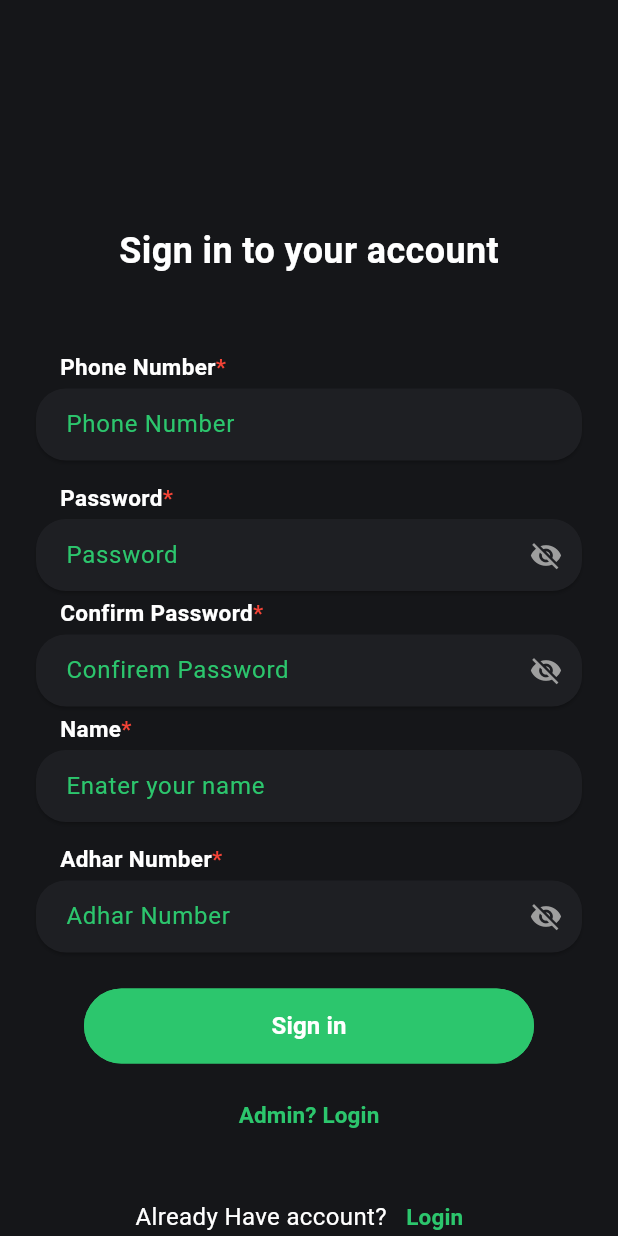
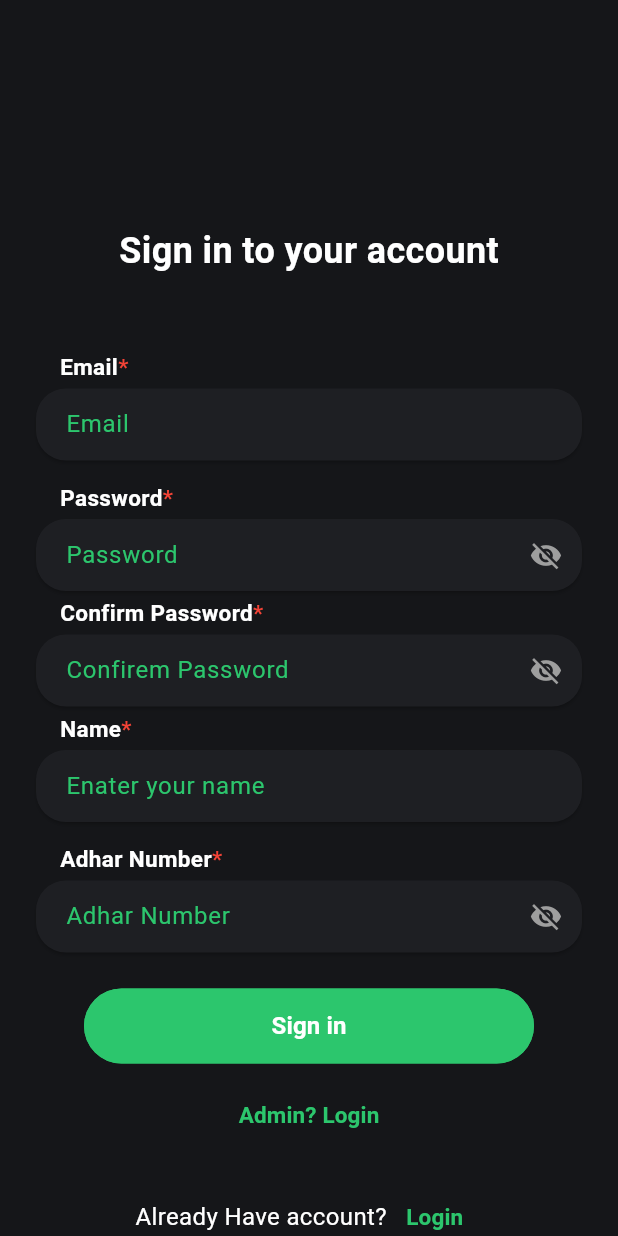
Before and after one commit to projecthubkerala/p15_dapp, a Flutter app: the screen it shows after launch, after a tap on "Sign up", on a phone screen of 412 x 824 dp. Run offline on Flutter 3.47's test engine with Material 2 defaults, Android fonts, the phone set to English and light mode, and no system bars; our stand-ins replace firebase_auth, firebase_core; missing offline and left inert: dart:ffi, web3dart; accounts and stored records are empty.

Commit message:
firebase_signup_added

```diff
--- /dev/null
+++ b/lib/auth.dart
@@ -0,0 +1,36 @@
+import 'dart:ffi';
+
+import 'package:firebase_auth/firebase_auth.dart';
+
+class Auth {
+  static FirebaseAuth _auth = FirebaseAuth.instance;
+  User? get currentUser => _auth.currentUser;
+  Stream<User?> get authStateChanges => _auth.authStateChanges();
+
+  static Future<UserCredential?> signIn(
+      {required String email, required String password}) async {
+    try {
+      return await _auth.signInWithEmailAndPassword(
+          email: email, password: password);
+    } catch (e) {
+      print(e.toString());
+      return null;
+    }
+  }
+
+  static Future<UserCredential?> createUser(
+      {required String email, required String password}) async {
+    try {
+      return await _auth.createUserWithEmailAndPassword(
+          email: email, password: password);
+
+    } catch (e) {
+      print(e.toString());
+      return null;
+    }
+  }
+
+  static Future<void> signOut() async {
+    await _auth.signOut();
+  }
+}
--- a/lib/login.dart
+++ b/lib/login.dart
@@ -14,10 +14,10 @@ class LoginScreen extends StatelessWidget {
   @override
   Widget build(BuildContext context) {
     return Scaffold(
-        backgroundColor: Color(0xFF151619),
+        backgroundColor: const Color(0xFF151619),
         body: ListView(
           children: [
-            SizedBox(
+            const SizedBox(
               height: 150,
             ),
             const Center(
@@ -26,7 +26,7 @@ class LoginScreen extends StatelessWidget {
               style: TextStyle(
                   fontSize: 24, color: Colors.white, fontWeight: FontWeight.w600),
             )),
-            SizedBox(
+            const SizedBox(
               height: 50,
             ),
             Padding(
@@ -35,10 +35,11 @@ class LoginScreen extends StatelessWidget {
                 children: [
                   Form(
                       key: _globalKey1,
-                      child:
-                          Column(crossAxisAlignment: CrossAxisAlignment.start, children: [
-                        Row(
-                          children: const [
+                      child:  Column(
+                          crossAxisAlignment: CrossAxisAlignment.start,
+                          children: [
+                            const Row(
+                              children: [
                                 SizedBox(
                                   width: 20,
                                 ),
@@ -61,12 +62,13 @@ class LoginScreen extends StatelessWidget {
                               ],
                             ),
                             CustomTextField(
-                          // textFieldController: _emailController,
+                              textFieldController: _emailController,
                               hintText: 'Phone Number',
+                              inputType: TextInputType.phone,
                             ),
                             const SizedBox(height: 10),
-                        Row(
-                          children: const [
+                            const Row(
+                              children: [
                                 SizedBox(
                                   width: 20,
                                 ),
@@ -90,16 +92,12 @@ class LoginScreen extends StatelessWidget {
                             ),
                             CustomTextField(
                               isPassword: true,
-                          // textFieldController: _passwordController,
+                              textFieldController: _passwordController,
                               hintText: 'Password',
+                              inputType: TextInputType.visiblePassword,
                               isVisible: true,
-                          suffixIcon: const Icon(
-                            Icons.visibility_off,
-                            color: Colors.grey,
-                            size: 22,
+
                             ),
-                        ),
-
                           ])),
                   const SizedBox(height: 20),
                   SizedBox(
@@ -182,7 +180,7 @@ class LoginScreen extends StatelessWidget {
 class CustomTextField extends StatelessWidget {
   const CustomTextField({
     super.key,
-    // required this.textFieldController,
+    required this.textFieldController,
     this.isVisible = false,
     this.suffixIcon = const Icon(Icons.ac_unit),
     this.hintText = '',
@@ -192,7 +190,7 @@ class CustomTextField extends StatelessWidget {
     this.inputColor = Colors.white,
   });
 
-  // final TextEditingController textFieldController;
+  final TextEditingController textFieldController;
   final bool isVisible;
   final Icon suffixIcon;
   final String hintText;
@@ -208,13 +206,13 @@ class CustomTextField extends StatelessWidget {
           20,
         ),
       ),
-      color: Color(0xFF1E1F23),
+      color: const Color(0xFF1E1F23),
       child: TextFormField(
         keyboardType: inputType,
         obscureText: isPassword,
         maxLines: lineNo,
         style: TextStyle(color: inputColor),
-        // controller: textFieldController,
+        controller: textFieldController,
         decoration: InputDecoration(
           border: InputBorder.none,
           contentPadding: const EdgeInsets.only(
@@ -230,7 +228,7 @@ class CustomTextField extends StatelessWidget {
             visible: isVisible,
             child: suffixIcon,
           ),
-          hintStyle: TextStyle(
+          hintStyle: const TextStyle(
             fontSize: 16,
             color: Color(0xFF2CC66D),
           ),
--- a/lib/main.dart
+++ b/lib/main.dart
@@ -1,10 +1,17 @@
+import 'package:firebase_core/firebase_core.dart';
 import 'package:flutter/material.dart';
 import 'package:notes_app/home_screen.dart';
 import 'package:notes_app/login.dart';
 import 'package:notes_app/blockchain_services.dart';
 import 'package:provider/provider.dart';
 
-void main() {
+import 'firebase_options.dart';
+
+Future<void> main() async {
+    WidgetsFlutterBinding.ensureInitialized();
+  await Firebase.initializeApp(
+    options: DefaultFirebaseOptions.currentPlatform,
+);
   runApp(
     ChangeNotifierProvider(
       create: (context) => BlockchainServices(),
--- a/lib/user/signup.dart
+++ b/lib/user/signup.dart
@@ -2,6 +2,7 @@ import 'dart:developer';
 
 import 'package:flutter/material.dart';
 import 'package:notes_app/admin/home.dart';
+import 'package:notes_app/auth.dart';
 import 'package:notes_app/home_screen.dart';
 import 'package:notes_app/login.dart';
 import 'package:notes_app/user/user_home_page.dart';
@@ -10,6 +11,9 @@ class SignupScreen extends StatelessWidget {
   SignupScreen({super.key});
   final _emailController = TextEditingController();
   final _passwordController = TextEditingController();
+  final _passWordConfirmController = TextEditingController();
+  final _nameController = TextEditingController();
+  final _AsdharController = TextEditingController();
   final _globalKey1 = GlobalKey<FormState>();
   @override
   Widget build(BuildContext context) {
@@ -37,13 +41,13 @@ class SignupScreen extends StatelessWidget {
                       key: _globalKey1,
                       child:
                           Column(crossAxisAlignment: CrossAxisAlignment.start, children: [
-                        Row(
-                          children: const [
+                        const Row(
+                          children: [
                             SizedBox(
                               width: 20,
                             ),
                             Text(
-                              "Phone Number",
+                              "Email",
                               style: TextStyle(
                                 fontWeight: FontWeight.bold,
                                 color: Colors.white,
@@ -60,13 +64,13 @@ class SignupScreen extends StatelessWidget {
                             ),
                           ],
                         ),
-                        const CustomTextField(
-                          // textFieldController: _emailController,
-                          hintText: 'Phone Number',
+                        CustomTextField(
+                          textFieldController: _emailController,
+                          hintText: 'Email',
                         ),
                         const SizedBox(height: 10),
-                        Row(
-                          children: const [
+                        const Row(
+                          children: [
                             SizedBox(
                               width: 20,
                             ),
@@ -88,19 +92,19 @@ class SignupScreen extends StatelessWidget {
                             ),
                           ],
                         ),
-                        const CustomTextField(
+                        CustomTextField(
                           isPassword: true,
-                          // textFieldController: _passwordController,
+                          textFieldController: _passwordController,
                           hintText: 'Password',
                           isVisible: true,
-                          suffixIcon: Icon(
+                          suffixIcon: const Icon(
                             Icons.visibility_off,
                             color: Colors.grey,
                             size: 22,
                           ),
                         ),
-                        Row(
-                          children: const [
+                        const Row(
+                          children: [
                             SizedBox(
                               width: 20,
                             ),
@@ -122,19 +126,19 @@ class SignupScreen extends StatelessWidget {
                             ),
                           ],
                         ),
-                        const CustomTextField(
+                        CustomTextField(
                           isPassword: true,
-                          // textFieldController: _passwordController,
+                          textFieldController: _passWordConfirmController,
                           hintText: 'Confirem Password',
                           isVisible: true,
-                          suffixIcon: Icon(
+                          suffixIcon: const Icon(
                             Icons.visibility_off,
                             color: Colors.grey,
                             size: 22,
                           ),
                         ),
-                        Row(
-                          children: const [
+                        const Row(
+                          children: [
                             SizedBox(
                               width: 20,
                             ),
@@ -156,13 +160,13 @@ class SignupScreen extends StatelessWidget {
                             ),
                           ],
                         ),
-                        const CustomTextField(
-                          // textFieldController: _emailController,
+                        CustomTextField(
+                          textFieldController: _nameController,
                           hintText: 'Enater your name',
                         ),
                         const SizedBox(height: 10),
-                        Row(
-                          children: const [
+                        const Row(
+                          children: [
                             SizedBox(
                               width: 20,
                             ),
@@ -184,12 +188,12 @@ class SignupScreen extends StatelessWidget {
                             ),
                           ],
                         ),
-                        const CustomTextField(
+                        CustomTextField(
                           isPassword: true,
-                          // textFieldController: _passwordController,
+                          textFieldController: _AsdharController,
                           hintText: 'Adhar Number',
                           isVisible: true,
-                          suffixIcon: Icon(
+                          suffixIcon: const Icon(
                             Icons.visibility_off,
                             color: Colors.grey,
                             size: 22,
@@ -208,8 +212,7 @@ class SignupScreen extends StatelessWidget {
                           side: const BorderSide(color: Color(0xFF2CC66D)),
                         ),
                         onPressed: () {
-                          Navigator.of(context).push(MaterialPageRoute(
-                              builder: (context) => const UserHomaPage()));
+                          signup(context);
                         },
                         child: const Text(
                           'Sign in',
@@ -271,6 +274,62 @@ class SignupScreen extends StatelessWidget {
             ),
           ],
         ));
+  }
+
+  signup(
+    BuildContext context,
+  ) {
+
+    if (_emailController.text.isEmpty) {
+      ScaffoldMessenger.of(context).showSnackBar(
+        const SnackBar(
+          content: Text('Email is required'),
+        ),
+      );
+      return;
+    } else if (_passwordController.text.isEmpty) {
+      ScaffoldMessenger.of(context).showSnackBar(
+        const SnackBar(
+          content: Text('Password is required'),
+        ),
+      );
+       return;
+    } else if (_passWordConfirmController.text.isEmpty) {
+      ScaffoldMessenger.of(context).showSnackBar(
+        const SnackBar(
+          content: Text('Confirm Password is required'),
+        ),
+      );
+       return;
+    } else if (_nameController.text.isEmpty) {
+      ScaffoldMessenger.of(context).showSnackBar(
+        const SnackBar(
+          content: Text('Name is required'),
+        ),
+      );
+       return;
+    } else if (_AsdharController.text.isEmpty) {
+      ScaffoldMessenger.of(context).showSnackBar(
+        const SnackBar(
+          content: Text('Adhar Number is required'),
+        ),
+      );
+       return;
+    } else if (_passwordController.text != _passWordConfirmController.text) {
+      ScaffoldMessenger.of(context).showSnackBar(
+        const SnackBar(
+          content: Text('Password and Confirm Password must be same'),
+        ),
+      );
+       return;
+    } else {
+
+      Auth.signIn(email:_emailController.text , password: _passwordController.text);
+      Navigator.of(context).push(
+          MaterialPageRoute(builder: (context) => const UserHomaPage()));
+    }
+    Navigator.of(context)
+        .push(MaterialPageRoute(builder: (context) => const UserHomaPage()));
   }
 }
 //
--- a/pubspec.yaml
+++ b/pubspec.yaml
@@ -34,6 +34,9 @@ dependencies:
   web3dart: ^2.3.5
   http: ^0.13.4
   web_socket_channel: ^2.2.0
+  firebase_core: ^2.9.0
+  cloud_firestore: ^4.5.0
+  firebase_auth: ^4.4.0
 
 dev_dependencies:
   flutter_test:
```
Also changed, not shown: lib/admin/function.dart (added, +8 -0 lines), lib/admin/see_all_voters.dart (+2 -5 lines), lib/blockchain_services.dart (+24 -24 lines), lib/firebase_options.dart (added), pubspec.lock, 14 other files. Lines whose indentation alone changed are shown as unchanged.
